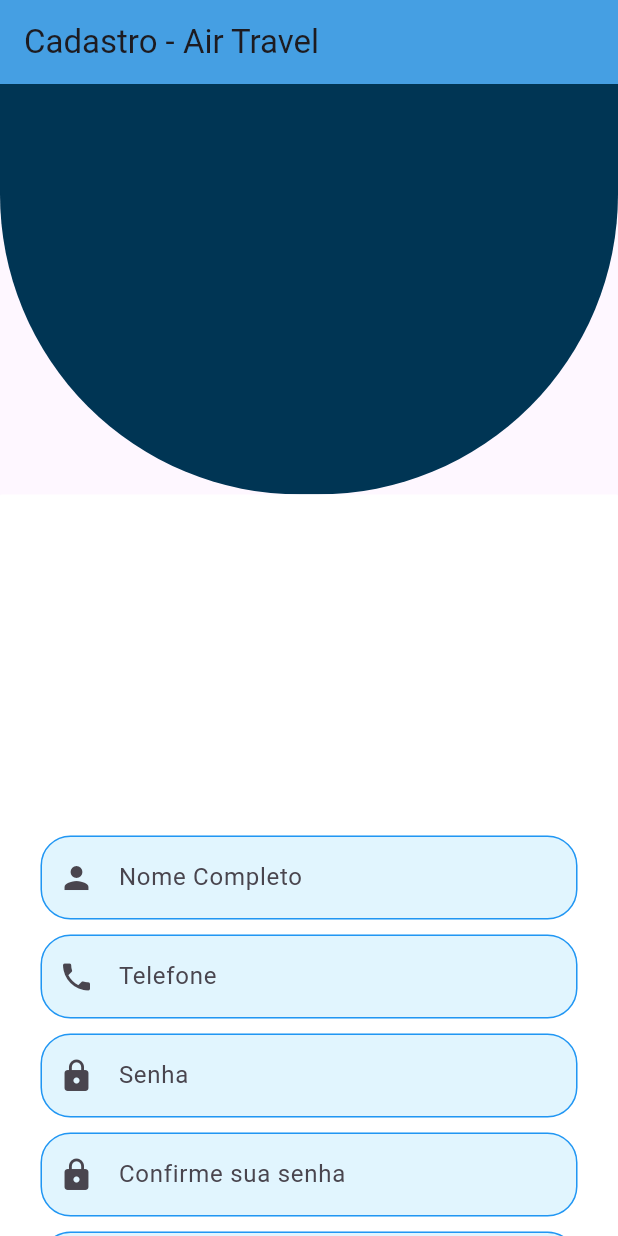
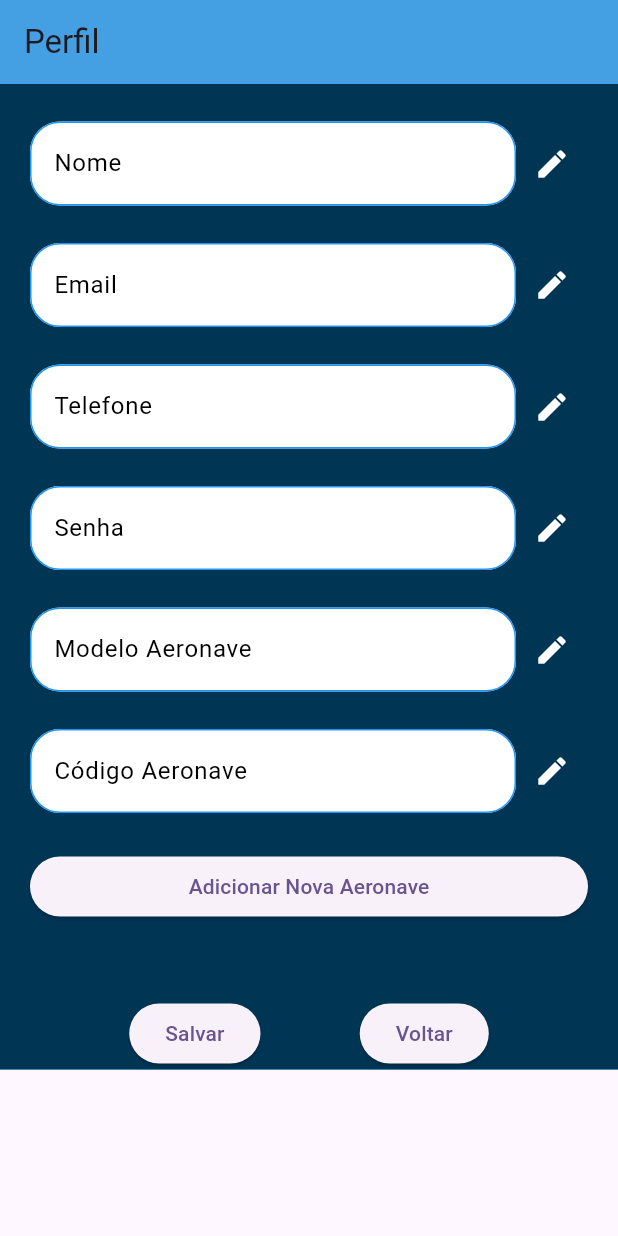
Before and after one commit to HermesLeonardo/AppAviao, a Flutter app: the screen it shows after launch, on a phone screen of 412 x 824 dp. Run offline on Flutter 3.47's test engine with Material 3 defaults, Android fonts, the phone set to English and light mode, and no system bars.

Commit message:
Tela Perfil

```diff
--- /dev/null
+++ b/lib/Custons/custom_tela_perfil/cutom_from_perfil.dart
@@ -0,0 +1,44 @@
+import 'package:flutter/material.dart';
+
+class CustomfromPerfil extends StatelessWidget {
+  final String labelText;
+  final TextEditingController? controller;
+  final Widget? icon;
+  final bool obscureText;
+  final bool readOnly;
+
+  const CustomfromPerfil({
+    super.key,
+    required this.labelText,
+    this.controller,
+    this.icon,
+    this.obscureText = false,
+    this.readOnly = false,
+  });
+
+  @override
+  Widget build(BuildContext context) {
+    return TextFormField(
+      controller: controller,
+      obscureText: obscureText,
+      readOnly: readOnly,
+      style: const TextStyle(color: Colors.black),
+      decoration: InputDecoration(
+        labelText: labelText,
+        prefixIcon: icon,
+        border: const OutlineInputBorder(),
+        filled: true,
+        fillColor: const Color.fromARGB(255, 255, 255, 255),
+        enabledBorder: OutlineInputBorder(
+          borderSide: const BorderSide(color: Colors.blue, width: 1.0),
+          borderRadius: BorderRadius.circular(20.0),
+        ),
+        focusedBorder: OutlineInputBorder(
+          borderSide: const BorderSide(color: Colors.blue, width: 2.0),
+          borderRadius: BorderRadius.circular(20.0),
+        ),
+        labelStyle: const TextStyle(color: Colors.black),
+      ),
+    );
+  }
+}
--- a/lib/main.dart
+++ b/lib/main.dart
@@ -1,4 +1,5 @@
 import 'package:appaviao/pages/login.dart';
+import 'package:appaviao/pages/perfil.dart';
 import 'package:appaviao/pages/tela_cadastro_trecho.dart';
 import 'package:appaviao/pages/tela_criar_conta.dart';
 import 'package:appaviao/pages/tela_inicial.dart';
@@ -20,6 +21,6 @@ class MyApp extends StatelessWidget {
           colorScheme: ColorScheme.fromSeed(seedColor: Colors.deepPurple),
           useMaterial3: true,
         ),
-        home: Cadastro());
+        home: Perfil());
   }
 }
--- /dev/null
+++ b/lib/pages/perfil.dart
@@ -0,0 +1,368 @@
+import 'package:appaviao/pages/tela_inicial.dart';
+import 'package:flutter/material.dart';
+import 'package:appaviao/Custons/custom_tela_perfil/cutom_from_perfil.dart';
+
+class Perfil extends StatefulWidget {
+  const Perfil({super.key});
+
+  @override
+  PerfilState createState() => PerfilState();
+}
+
+class PerfilState extends State<Perfil> {
+  TextEditingController nomeController = TextEditingController();
+  TextEditingController emailController = TextEditingController();
+  TextEditingController telefoneController = TextEditingController();
+  TextEditingController senhaController = TextEditingController();
+  TextEditingController modeloAeronaveController = TextEditingController();
+  TextEditingController codigoAeronaveController = TextEditingController();
+
+  bool editandoNome = false;
+  bool editandoEmail = false;
+  bool editandoTelefone = false;
+  bool editandoSenha = false;
+  bool editandoModeloAeronave = false;
+  bool editandoCodigoAeronave = false;
+
+  List<Map<String, String>> aeronaves = [];
+
+  void adicionarNovaAeronave() {
+    showDialog(
+      context: context,
+      builder: (context) {
+        return AlertDialog(
+          title: const Text('Adicionar Nova Aeronave'),
+          content: SingleChildScrollView(
+            child: Column(
+              crossAxisAlignment: CrossAxisAlignment.start,
+              children: [
+                const Text('Modelo:'),
+                CustomfromPerfil(
+                  labelText: "Modelo",
+                  controller: modeloAeronaveController,
+                ),
+                const SizedBox(height: 10),
+                const Text('Código:'),
+                CustomfromPerfil(
+                  labelText: "Código",
+                  controller: codigoAeronaveController,
+                ),
+              ],
+            ),
+          ),
+          actions: [
+            TextButton(
+              onPressed: () {
+                Navigator.of(context).pop();
+              },
+              child: const Text('Cancelar'),
+            ),
+            ElevatedButton(
+              onPressed: () {
+                setState(() {
+                  final String novoModelo = modeloAeronaveController.text;
+                  final String novoCodigo = codigoAeronaveController.text;
+
+                  aeronaves.add({
+                    'modelo': novoModelo,
+                    'codigo': novoCodigo,
+                  });
+
+                  modeloAeronaveController.clear();
+                  codigoAeronaveController.clear();
+
+                  Navigator.of(context).pop();
+                });
+              },
+              child: const Text('Salvar'),
+            ),
+          ],
+        );
+      },
+    );
+  }
+
+  void editarAeronave(int index) {
+    final Map<String, String> aeronave = aeronaves[index];
+
+    setState(() {
+      modeloAeronaveController.text = aeronave['modelo']!;
+      codigoAeronaveController.text = aeronave['codigo']!;
+      editandoModeloAeronave = true;
+      editandoCodigoAeronave = true;
+      aeronaves.removeAt(index);
+    });
+
+    showDialog(
+      context: context,
+      builder: (context) {
+        return AlertDialog(
+          title: const Text('Editar Aeronave'),
+          content: SingleChildScrollView(
+            child: Column(
+              crossAxisAlignment: CrossAxisAlignment.start,
+              children: [
+                const Text('Modelo:'),
+                CustomfromPerfil(
+                  labelText: "Modelo",
+                  controller: modeloAeronaveController,
+                ),
+                const SizedBox(height: 10),
+                const Text('Código:'),
+                CustomfromPerfil(
+                  labelText: "Código",
+                  controller: codigoAeronaveController,
+                ),
+              ],
+            ),
+          ),
+          actions: [
+            TextButton(
+              onPressed: () {
+                Navigator.of(context).pop();
+              },
+              child: const Text('Cancelar'),
+            ),
+            ElevatedButton(
+              onPressed: () {
+                setState(() {
+                  final String novoModelo = modeloAeronaveController.text;
+                  final String novoCodigo = codigoAeronaveController.text;
+
+                  aeronaves.add({
+                    'modelo': novoModelo,
+                    'codigo': novoCodigo,
+                  });
+
+                  modeloAeronaveController.clear();
+                  codigoAeronaveController.clear();
+                  editandoModeloAeronave = false;
+                  editandoCodigoAeronave = false;
+                });
+                Navigator.of(context).pop();
+              },
+              child: const Text('Salvar'),
+            ),
+          ],
+        );
+      },
+    );
+  }
+
+  void excluirAeronave(int index) {
+    setState(() {
+      aeronaves.removeAt(index);
+    });
+  }
+
+  @override
+  Widget build(BuildContext context) {
+    return Scaffold(
+      appBar: AppBar(
+        title: const Text("Perfil"),
+        backgroundColor: const Color.fromARGB(255, 69, 159, 227),
+      ),
+      body: Container(
+        color: const Color.fromARGB(255, 69, 159, 227),
+        child: Container(
+          color: const Color.fromARGB(255, 0, 53, 84),
+          padding: const EdgeInsets.symmetric(horizontal: 20),
+          child: SingleChildScrollView(
+            child: Column(
+              crossAxisAlignment: CrossAxisAlignment.stretch,
+              children: [
+                const SizedBox(height: 25),
+                Row(
+                  children: [
+                    Expanded(
+                      child: CustomfromPerfil(
+                        labelText: "Nome",
+                        controller: nomeController,
+                        readOnly: !editandoNome,
+                      ),
+                    ),
+                    IconButton(
+                      onPressed: () {
+                        setState(() {
+                          editandoNome = !editandoNome;
+                        });
+                      },
+                      icon: Icon(editandoNome ? Icons.check : Icons.edit),
+                      color: const Color.fromARGB(255, 255, 255, 255),
+                    ),
+                  ],
+                ),
+                const SizedBox(height: 25),
+                Row(
+                  children: [
+                    Expanded(
+                      child: CustomfromPerfil(
+                        labelText: "Email",
+                        controller: emailController,
+                        readOnly: !editandoEmail,
+                      ),
+                    ),
+                    IconButton(
+                      onPressed: () {
+                        setState(() {
+                          editandoEmail = !editandoEmail;
+                        });
+                      },
+                      icon: Icon(editandoEmail ? Icons.check : Icons.edit),
+                      color: const Color.fromARGB(255, 255, 255, 255),
+                    ),
+                  ],
+                ),
+                const SizedBox(height: 25),
+                Row(
+                  children: [
+                    Expanded(
+                      child: CustomfromPerfil(
+                        labelText: "Telefone",
+                        controller: telefoneController,
+                        readOnly: !editandoTelefone,
+                      ),
+                    ),
+                    IconButton(
+                      onPressed: () {
+                        setState(() {
+                          editandoTelefone = !editandoTelefone;
+                        });
+                      },
+                      icon: Icon(editandoTelefone ? Icons.check : Icons.edit),
+                      color: const Color.fromARGB(255, 255, 255, 255),
+                    ),
+                  ],
+                ),
+                const SizedBox(height: 25),
+                Row(
+                  children: [
+                    Expanded(
+                      child: CustomfromPerfil(
+                        labelText: "Senha",
+                        controller: senhaController,
+                        obscureText: true,
+                        readOnly: !editandoSenha,
+                      ),
+                    ),
+                    IconButton(
+                      onPressed: () {
+                        setState(() {
+                          editandoSenha = !editandoSenha;
+                        });
+                      },
+                      icon: Icon(editandoSenha ? Icons.check : Icons.edit),
+                      color: const Color.fromARGB(255, 255, 255, 255),
+                    ),
+                  ],
+                ),
+                const SizedBox(height: 25),
+                Row(
+                  children: [
+                    Expanded(
+                      child: CustomfromPerfil(
+                        labelText: "Modelo Aeronave",
+                        controller: modeloAeronaveController,
+                        readOnly: !editandoModeloAeronave,
+                      ),
+                    ),
+                    IconButton(
+                      onPressed: () {
+                        setState(() {
+                          editandoModeloAeronave = !editandoModeloAeronave;
+                        });
+                      },
+                      icon: Icon(
+                          editandoModeloAeronave ? Icons.check : Icons.edit),
+                      color: const Color.fromARGB(255, 255, 255, 255),
+                    ),
+                  ],
+                ),
+                const SizedBox(height: 25),
+                Row(
+                  children: [
+                    Expanded(
+                      child: CustomfromPerfil(
+                        labelText: "Código Aeronave",
+                        controller: codigoAeronaveController,
+                        readOnly: !editandoCodigoAeronave,
+                      ),
+                    ),
+                    IconButton(
+                      onPressed: () {
+                        setState(() {
+                          editandoCodigoAeronave = !editandoCodigoAeronave;
+                        });
+                      },
+                      icon: Icon(
+                          editandoCodigoAeronave ? Icons.check : Icons.edit),
+                      color: const Color.fromARGB(255, 255, 255, 255),
+                    ),
+                  ],
+                ),
+                const SizedBox(height: 25),
+                ElevatedButton(
+                  onPressed: adicionarNovaAeronave,
+                  child: const Text("Adicionar Nova Aeronave"),
+                ),
+                const SizedBox(height: 25),
+                Column(
+                  children: List.generate(aeronaves.length, (index) {
+                    return Card(
+                      child: ListTile(
+                        title: Text('Modelo: ${aeronaves[index]['modelo']}'),
+                        subtitle: Text('Código: ${aeronaves[index]['codigo']}'),
+                        trailing: Row(
+                          mainAxisSize: MainAxisSize.min,
+                          children: [
+                            IconButton(
+                              icon: const Icon(Icons.edit),
+                              onPressed: () => editarAeronave(index),
+                            ),
+                            IconButton(
+                              icon: const Icon(Icons.delete),
+                              onPressed: () => excluirAeronave(index),
+                            ),
+                          ],
+                        ),
+                      ),
+                    );
+                  }),
+                ),
+                const SizedBox(height: 25),
+                Row(
+                  mainAxisAlignment: MainAxisAlignment.spaceEvenly,
+                  children: [
+                    ElevatedButton(
+                      onPressed: () {
+                        // Lógica para salvar as alterações
+                        setState(() {
+                          editandoNome = false;
+                          editandoEmail = false;
+                          editandoTelefone = false;
+                          editandoSenha = false;
+                          editandoModeloAeronave = false;
+                          editandoCodigoAeronave = false;
+                        });
+                      },
+                      child: const Text("Salvar"),
+                    ),
+                    ElevatedButton(
+                      onPressed: () {
+                        Navigator.pushReplacement(
+                            context,
+                            MaterialPageRoute(
+                                builder: (context) => const tela_inicial()));
+                      },
+                      child: const Text("Voltar"),
+                    ),
+                  ],
+                ),
+              ],
+            ),
+          ),
+        ),
+      ),
+    );
+  }
+}
--- a/lib/pages/tela_criar_conta.dart
+++ b/lib/pages/tela_criar_conta.dart
@@ -4,11 +4,12 @@ import 'package:flutter/material.dart';
 import 'package:appaviao/Custons/custom_tela_cadastro/custom_form_cadastro.dart';
 
 class Cadastro extends StatelessWidget {
-  Cadastro({Key? key}) : super(key: key);
+  const Cadastro({super.key});
 
   @override
   Widget build(BuildContext context) {
-    final GlobalKey<FormState> _formKey = GlobalKey<FormState>(); // Movendo a declaração da variável para dentro do método build
+    final GlobalKey<FormState> formKey = GlobalKey<
+        FormState>(); // Movendo a declaração da variável para dentro do método build
 
     final size = MediaQuery.of(context).size;
     return Scaffold(
@@ -20,39 +21,29 @@ class Cadastro extends StatelessWidget {
       body: Stack(
         children: [
           ClipRRect(
-            borderRadius: const BorderRadius.vertical(bottom: Radius.circular(200)),
+            borderRadius:
+                const BorderRadius.vertical(bottom: Radius.circular(400)),
             child: Container(
               height: size.height * 0.4,
               width: size.width * 1,
               color: const Color.fromARGB(255, 0, 53, 84),
             ),
           ),
-          Align(
-            alignment: Alignment.bottomCenter,
-            child: Container(
-              height: size.height * 0.6,
-              width: size.height,
-              decoration: const BoxDecoration(
-                color: Colors.white,
-                borderRadius: BorderRadius.vertical(top: Radius.circular(1)),
-              ),
-            ),
-          ),
           SingleChildScrollView(
             padding: const EdgeInsets.all(27),
             child: Form(
-              key: _formKey,
+              key: formKey,
               child: Column(
                 mainAxisAlignment: MainAxisAlignment.center,
                 children: [
-                  const SizedBox(height: 30),
+                  const SizedBox(height: 50),
                   const SizedBox(
                     height: 450,
                   ), //espaço entre os campos
                   const Text(
                     "CADASTRO",
                     style: TextStyle(
-                      color: Colors.white,
+                      color: Colors.blue,
                     ),
                   ),
                   const SizedBox(height: 30),
@@ -134,8 +125,8 @@ class Cadastro extends StatelessWidget {
                     color: const Color.fromARGB(255, 69, 159, 227),
                     child: const Text("Cadastrar"),
                     onPressed: () {
-                      if (_formKey.currentState!.validate()) {
-                        _formKey.currentState!.save();
+                      if (formKey.currentState!.validate()) {
+                        formKey.currentState!.save();
                       }
                     },
                   ),
@@ -156,8 +147,7 @@ class Cadastro extends StatelessWidget {
                       onPressed: () {
                         Navigator.pushReplacement(
                           context,
-                          MaterialPageRoute(
-                              builder: (context) => login()),
+                          MaterialPageRoute(builder: (context) => login()),
                         );
                       },
                     ),
--- a/pubspec.yaml
+++ b/pubspec.yaml
@@ -21,3 +21,4 @@ flutter:
     - assets/images/dogdino.png
     - assets/images/aviaoteste.png
     - assets/images/aviao.png
+    - assets/images/aviaocriartela.png
```
Also changed, not shown: assets/images/aviaocriartela.png (added).
